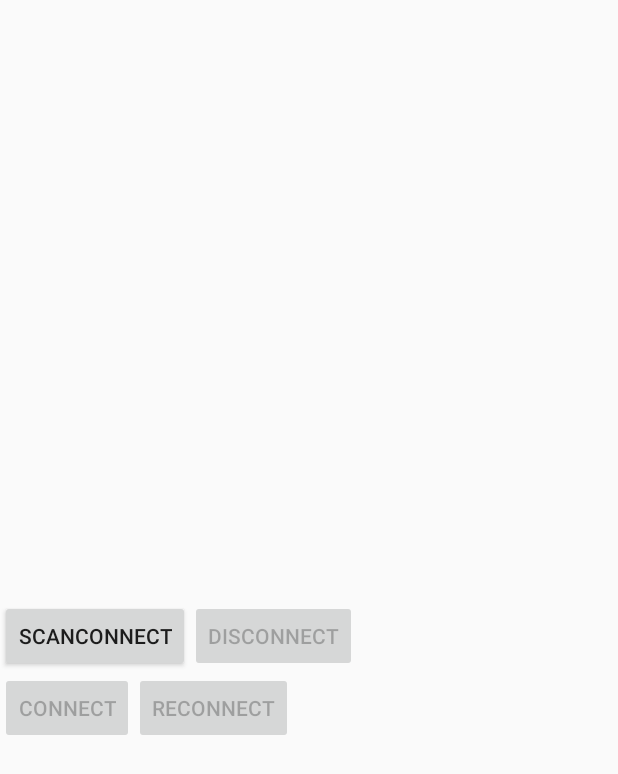
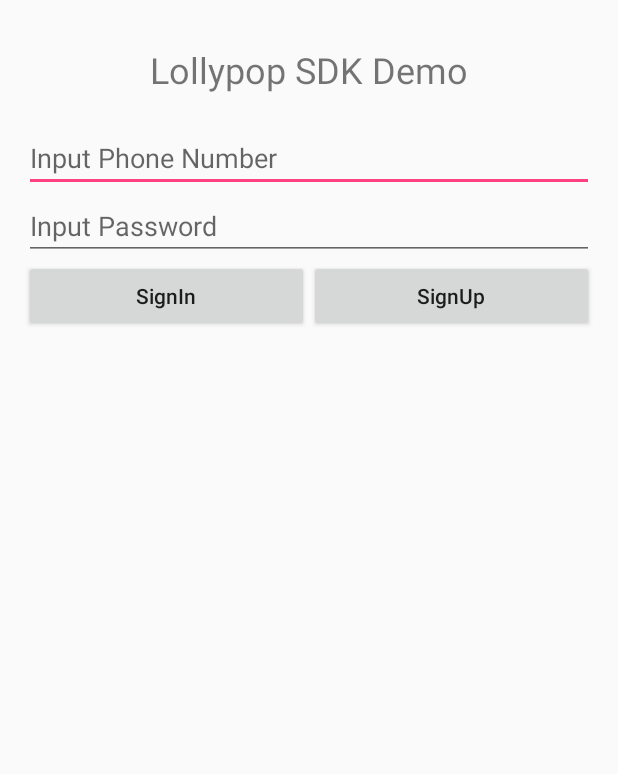
Before and after one commit to beyondbright/lollypop-sdk, an Android app: the screen it shows after launch (MainActivity before the commit, LoginActivity after it), on a phone screen of 412 x 824 dp. Shown: the top 774 px of the screen. Run offline under Robolectric (Android 15) with nearby library versions, the phone set to English and light mode, and no system bars; libraries missing offline, so code that uses them is left out: cn.lollypop.android; 1 statement that could not run was skipped.

Commit message:
fix project

```diff
--- a/app/build.gradle
+++ b/app/build.gradle
@@ -20,10 +20,11 @@ android {
 }
 
 dependencies {
+  compile 'com.android.support:appcompat-v7:24.2.1'
+
   compile fileTree(dir: 'libs', include: ['*.jar'])
 
-  compile 'cn.lollypop.android:LollypopSDK:1.0.2'
-  compile 'com.android.support:appcompat-v7:24.2.1'
+  compile 'cn.lollypop.android:LollypopSDK:1.2.2'
 
   androidTestCompile('com.android.support.test.espresso:espresso-core:2.2.2', {
     exclude group: 'com.android.support', module: 'support-annotations'
--- /dev/null
+++ b/app/src/main/java/bongmi/bluetooth/sample/LoginActivity.java
@@ -0,0 +1,131 @@
+package bongmi.bluetooth.sample;
+
+import android.content.Intent;
+import android.os.Bundle;
+import android.support.annotation.Nullable;
+import android.support.v7.app.AppCompatActivity;
+import android.text.TextUtils;
+import android.view.View;
+import android.widget.Button;
+import android.widget.EditText;
+import android.widget.TextView;
+
+import cn.lollypop.android.thermometer.ble.model.Temperature;
+import cn.lollypop.android.thermometer.sdk.LollypopSDK;
+
+/**
+ * Copyright (c) 2016, Bongmi
+ * All rights reserved
+ * Author: wangjunjie@bongmi.com
+ */
+
+public class LoginActivity extends AppCompatActivity
+    implements View.OnClickListener {
+
+  private static final String appKey = "gqqmgtHBgapew6ke";
+  private EditText phoneNo;
+  private EditText password;
+  private TextView log;
+
+  @Override
+  protected void onCreate(@Nullable Bundle savedInstanceState) {
+    super.onCreate(savedInstanceState);
+
+    setContentView(R.layout.activity_login);
+
+    phoneNo = (EditText) findViewById(R.id.phoneNo);
+    password = (EditText) findViewById(R.id.password);
+    log = (TextView) findViewById(R.id.log);
+
+    Button signUp = (Button) findViewById(R.id.signUp);
+    signUp.setOnClickListener(this);
+    Button signIn = (Button) findViewById(R.id.signIn);
+    signIn.setOnClickListener(this);
+
+    LollypopSDK.getInstance().registerCallback(
+        new LollypopSDK.LollypopCallback() {
+          @Override
+          public void createUser(boolean result, String errorMsg) {
+            if (result) {
+              loginSuc();
+            } else {
+              log.setText(errorMsg);
+            }
+          }
+
+          @Override
+          public void login(boolean result, String errorMsg) {
+            if (result) {
+              loginSuc();
+            } else {
+              log.setText(errorMsg);
+            }
+          }
+
+          @Override
+          public void connect() {
+
+          }
+
+          @Override
+          public void disconnect() {
+
+          }
+
+          @Override
+          public void receiveTemperature(Temperature temperature) {
+
+          }
+        });
+  }
+
+  @Override
+  public void onClick(View v) {
+    switch (v.getId()) {
+      case R.id.signIn:
+        signIn();
+        break;
+      case R.id.signUp:
+        signUp();
+        break;
+    }
+  }
+
+  private void signIn() {
+    if (TextUtils.isEmpty(phoneNo.getText().toString().trim())) {
+      log.append("Please input phone number");
+      return;
+    }
+
+    if (TextUtils.isEmpty(password.getText().toString().trim())) {
+      log.append("Please input password");
+      return;
+    }
+
+    LollypopSDK.getInstance().signIn(this, appKey,
+        Long.valueOf(phoneNo.getText().toString()),
+        password.getText().toString());
+  }
+
+  private void signUp() {
+    if (TextUtils.isEmpty(phoneNo.getText().toString().trim())) {
+      log.append("Please input phone number");
+      return;
+    }
+
+    if (TextUtils.isEmpty(password.getText().toString().trim())) {
+      log.append("Please input password");
+      return;
+    }
+
+    LollypopSDK.getInstance().createUser(this, appKey,
+        Long.valueOf(phoneNo.getText().toString()),
+        password.getText().toString());
+  }
+
+  private void loginSuc() {
+    Intent intent = new Intent(this, MainActivity.class);
+    startActivity(intent);
+    finish();
+  }
+}
--- a/app/src/main/java/bongmi/bluetooth/sample/MainActivity.java
+++ b/app/src/main/java/bongmi/bluetooth/sample/MainActivity.java
@@ -1,155 +1,113 @@
 package bongmi.bluetooth.sample;
 
-import android.app.Activity;
-import android.content.ComponentName;
 import android.content.Intent;
-import android.content.ServiceConnection;
 import android.os.Bundle;
-import android.os.IBinder;
 import android.support.v7.app.AppCompatActivity;
 import android.view.View;
 import android.widget.Button;
 import android.widget.TextView;
 
-import cn.lollypop.android.thermometer.ble.BleAutoConnectService;
-import cn.lollypop.android.thermometer.ble.BleCallback;
-import cn.lollypop.android.thermometer.ble.exceptions.BleException;
-import cn.lollypop.android.thermometer.ble.utils.DeviceInformationServiceUtil;
+import cn.lollypop.android.thermometer.ble.model.Temperature;
+import cn.lollypop.android.thermometer.device.storage.DeviceInfo;
+import cn.lollypop.android.thermometer.sdk.LollypopSDK;
+import cn.lollypop.be.exception.LollypopException;
 
 public class MainActivity extends AppCompatActivity implements View.OnClickListener {
 
-  private BleAutoConnectService bleService;
   private TextView log;
-  private String address;
-  private Button reconnect;
+  private Button disconnect;
   private Button connect;
-  private Button scanAndConnect;
-  private Button disconnect;
 
   @Override
   protected void onCreate(Bundle savedInstanceState) {
     super.onCreate(savedInstanceState);
     setContentView(R.layout.activity_main);
+
     log = (TextView) findViewById(R.id.log);
-    reconnect = (Button) findViewById(R.id.reconnect);
-    reconnect.setOnClickListener(this);
-    reconnect.setEnabled(false);
-
-    connect = (Button) findViewById(R.id.connect);
-    connect.setOnClickListener(this);
-    connect.setEnabled(false);
-
-    scanAndConnect = (Button) findViewById(R.id.scanAndConnect);
-    scanAndConnect.setOnClickListener(this);
-
     disconnect = (Button) findViewById(R.id.disconnect);
     disconnect.setOnClickListener(this);
     disconnect.setEnabled(false);
 
-    Intent gattServiceIntent = new Intent(this, BleAutoConnectService.class);
-    bindService(gattServiceIntent, serviceConnection,
-        Activity.BIND_AUTO_CREATE);
+    connect = (Button) findViewById(R.id.connect);
+    connect.setOnClickListener(this);
+
+    Button getDeviceInfoBtn = (Button) findViewById(R.id.getDeviceInfo);
+    getDeviceInfoBtn.setOnClickListener(this);
+    Button signOut = (Button) findViewById(R.id.signOut);
+    signOut.setOnClickListener(this);
+
+    LollypopSDK.getInstance().registerCallback(
+        new LollypopSDK.LollypopCallback() {
+          @Override
+          public void createUser(boolean b, String s) {}
+
+          @Override
+          public void login(boolean b, String s) {}
+
+          @Override
+          public void connect() {
+            log.append("connected\n");
+            disconnect.setEnabled(true);
+          }
+
+          @Override
+          public void disconnect() {
+            log.append("disconnect\n");
+          }
+
+          @Override
+          public void receiveTemperature(Temperature temperature) {
+            log.append(temperature.toString() + "\n");
+          }
+        });
   }
 
   @Override
   protected void onDestroy() {
     super.onDestroy();
-    unbindService(serviceConnection);
+
+    try {
+      LollypopSDK.getInstance().disconnect(this);
+    } catch (LollypopException e) {
+      log.append(e.getMessage() + "\n");
+    }
+    connect.setEnabled(true);
   }
-
-  private final ServiceConnection serviceConnection = new ServiceConnection() {
-
-    @Override
-    public void onServiceConnected(ComponentName componentName,
-                                   IBinder service) {
-      bleService = ((BleAutoConnectService.LocalBinder) service).getService();
-      registerBleCallback(bleCallback);
-    }
-
-    @Override
-    public void onServiceDisconnected(ComponentName componentName) {
-      bleService.stopScan();
-      unregisterBleCallback(bleCallback);
-      bleService = null;
-    }
-  };
-
-  private void registerBleCallback(BleCallback bleCallback) {
-    if (bleService != null) {
-      bleService.registerBleCallback(bleCallback);
-    }
-  }
-
-  private void unregisterBleCallback(BleCallback bleCallback) {
-    if (bleService != null) {
-      bleService.unregisterBleCallback(bleCallback);
-    }
-  }
-
-  private final BleCallback bleCallback = new BleCallback() {
-    @Override
-    public void callback(BleStatus bleStatus, Object o) {
-      log.append(bleStatus.name() + ": " + o + "\n");
-      switch (bleStatus) {
-        case CONNECTED: //连接设备成功
-          address = (String) o;
-          scanAndConnect.setEnabled(false);
-          disconnect.setEnabled(true);
-          log.append("connect device: " + o + "\n");
-          break;
-        case MEASURE_START: //与设备通讯完成,开启体温数据的监听
-          log.append("firmware version: " + DeviceInformationServiceUtil.getFirmwareVersion(MainActivity.this) + "\n");
-          break;
-        case DISCONNECTED: //断开设备
-          scanAndConnect.setEnabled(true);
-          connect.setEnabled(true);
-          reconnect.setEnabled(true);
-          log.append("disconnect \n");
-          break;
-        case GET_BATTERY: //获取到电量
-          log.append("get battery : " + o + "\n");
-          break;
-        case SET_ALARM: //获取当前闹钟
-          log.append("set alarm : " + o + "\n");
-          break;
-        case MEASURE_GET: //获取到温度值
-          log.append("get temperature : " + o + "\n");
-          break;
-        default:
-          break;
-      }
-    }
-  };
 
   @Override
   public void onClick(View v) {
     switch (v.getId()) {
-      case R.id.reconnect:
-        // 一般调用connect后40秒还未连接成功,可能原因有两种:
-        // 1、体温计进入休眠状态,需要插拔盖子唤醒。体温计唤醒后调用该方法进行重连。
-        // 2、手机蓝牙死机,重启蓝牙或者重启手机恢复。
-        bleService.reconnect();
+      case R.id.disconnect:
+        try {
+          LollypopSDK.getInstance().disconnect(this);
+        } catch (LollypopException e) {
+          log.append(e.getMessage() + "\n");
+        }
         break;
+
       case R.id.connect:
-        // 在已经缓存设备地址的情况下,可以直接调用该方法进行设备连接。
         try {
-          bleService.connect(address);
-        } catch (BleException e) {
-          e.printStackTrace();
+          LollypopSDK.getInstance().connect(this);
+        } catch (LollypopException e) {
+          log.append(e.getMessage() + "\n");
         }
         connect.setEnabled(false);
         break;
-      case R.id.disconnect:
-        // 在连接状态下,调用该方法断开连接
-        bleService.destroy();
-        disconnect.setEnabled(false);
+
+      case R.id.getDeviceInfo:
+        try {
+          DeviceInfo deviceInfo = LollypopSDK.getInstance().getDeviceInfo(this);
+          log.append(deviceInfo.toString() + "\n");
+        } catch (LollypopException e) {
+          log.append(e.getMessage() + "\n");
+        }
         break;
-      case R.id.scanAndConnect:
-        // 该方法扫描Femometer设备,并选择信号最强的设备进行连接,
-        // 连接成功后会回调BleStatus.CONNECTED,带的参数值是对应的设备地址。
-        // 该方法在绑定体温计时使用,获取到设备地址后缓存下来,以后的连接直接用connect就可以。
-        bleService.startScan();
-        scanAndConnect.setEnabled(false);
+
+      case R.id.signOut:
+        LollypopSDK.getInstance().signOut(this);
+        Intent intent = new Intent(this, LoginActivity.class);
+        startActivity(intent);
+        finish();
         break;
       default:
         break;
--- /dev/null
+++ b/app/src/main/res/layout/activity_login.xml
@@ -0,0 +1,61 @@
+<?xml version="1.0" encoding="utf-8"?>
+<LinearLayout xmlns:android="http://schemas.android.com/apk/res/android"
+              android:layout_width="match_parent"
+              android:layout_height="match_parent"
+              android:layout_marginLeft="16dp"
+              android:layout_marginRight="16dp"
+              android:orientation="vertical">
+
+  <TextView
+      android:id="@+id/textView"
+      android:layout_width="match_parent"
+      android:layout_height="wrap_content"
+      android:layout_marginBottom="20dp"
+      android:layout_marginTop="30dp"
+      android:gravity="center"
+      android:text="Lollypop SDK Demo"
+      android:textSize="24sp"/>
+
+  <EditText
+      android:id="@+id/phoneNo"
+      android:layout_width="match_parent"
+      android:layout_height="wrap_content"
+      android:ems="10"
+      android:hint="Input Phone Number"
+      android:inputType="phone"/>
+
+  <EditText
+      android:id="@+id/password"
+      android:layout_width="match_parent"
+      android:layout_height="wrap_content"
+      android:ems="10"
+      android:hint="Input Password"
+      android:inputType="textPassword"/>
+
+  <LinearLayout
+      android:layout_width="match_parent"
+      android:layout_height="wrap_content"
+      android:orientation="horizontal">
+
+    <Button
+        android:id="@+id/signIn"
+        android:layout_width="wrap_content"
+        android:layout_height="wrap_content"
+        android:layout_weight="1"
+        android:text="SignIn"
+        android:textAllCaps="false"/>
+
+    <Button
+        android:id="@+id/signUp"
+        android:layout_width="wrap_content"
+        android:layout_height="wrap_content"
+        android:layout_weight="1"
+        android:text="SignUp"
+        android:textAllCaps="false"/>
+  </LinearLayout>
+
+  <TextView
+      android:id="@+id/log"
+      android:layout_width="match_parent"
+      android:layout_height="wrap_content"/>
+</LinearLayout>
--- a/app/src/main/res/layout/activity_main.xml
+++ b/app/src/main/res/layout/activity_main.xml
@@ -19,34 +19,48 @@
           android:layout_height="match_parent"/>
     </LinearLayout>
   </ScrollView>
+
   <LinearLayout
       android:layout_width="match_parent"
       android:layout_height="wrap_content"
       android:orientation="horizontal">
+
     <Button
-        android:id="@+id/scanAndConnect"
-        android:text="scanConnect"
-        android:layout_width="wrap_content"
-        android:layout_height="wrap_content"/>
+        android:id="@+id/connect"
+        android:layout_width="match_parent"
+        android:layout_height="wrap_content"
+        android:layout_weight="1"
+        android:text="Connect"
+        android:textAllCaps="false"/>
+
     <Button
-        android:id="@+id/disconnect"
-        android:text="disconnect"
-        android:layout_width="wrap_content"
-        android:layout_height="wrap_content"/>
+        android:id="@+id/getDeviceInfo"
+        android:layout_width="match_parent"
+        android:layout_height="wrap_content"
+        android:layout_weight="1"
+        android:text="GetDeviceInfo"
+        android:textAllCaps="false"/>
   </LinearLayout>
+
   <LinearLayout
       android:layout_width="match_parent"
       android:layout_height="wrap_content"
       android:orientation="horizontal">
+
     <Button
-        android:id="@+id/connect"
-        android:text="connect"
-        android:layout_width="wrap_content"
-        android:layout_height="wrap_content"/>
+        android:id="@+id/disconnect"
+        android:layout_width="match_parent"
+        android:layout_height="wrap_content"
+        android:layout_weight="1"
+        android:text="Disconnect"
+        android:textAllCaps="false"/>
+
     <Button
-        android:id="@+id/reconnect"
-        android:text="reconnect"
-        android:layout_width="wrap_content"
-        android:layout_height="wrap_content"/>
+        android:id="@+id/signOut"
+        android:layout_width="match_parent"
+        android:layout_height="wrap_content"
+        android:layout_weight="1"
+        android:text="SignOut"
+        android:textAllCaps="false"/>
   </LinearLayout>
 </LinearLayout>
```
Also changed, not shown: app/src/main/AndroidManifest.xml (+6 -1 lines), 1 other file.
